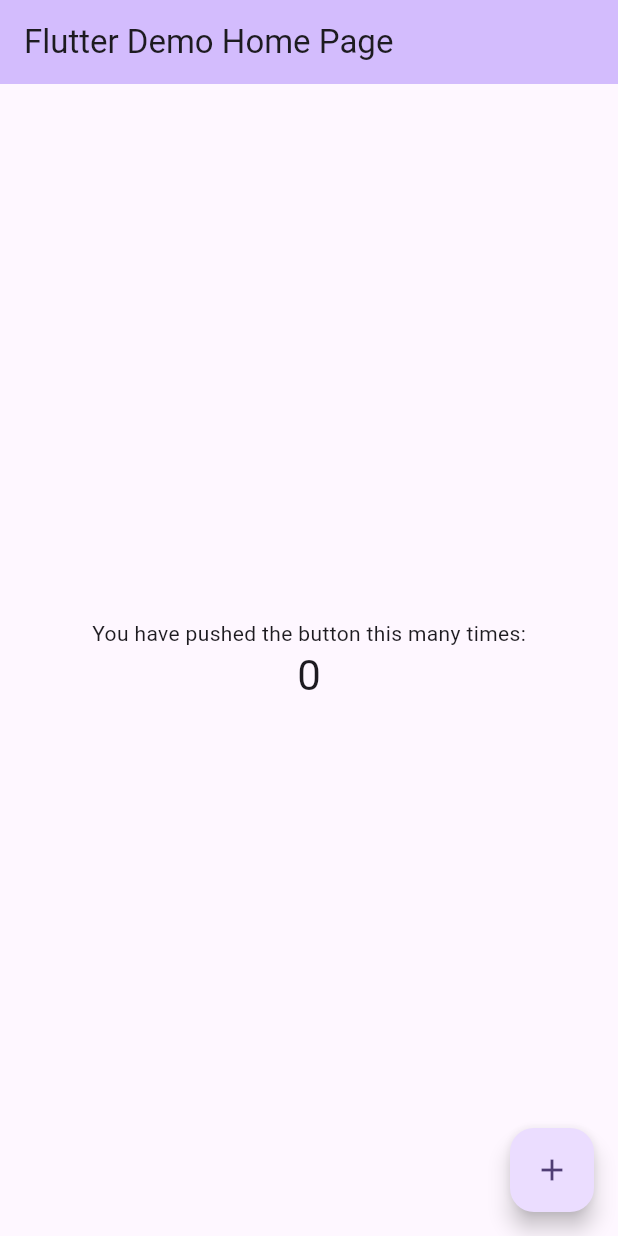
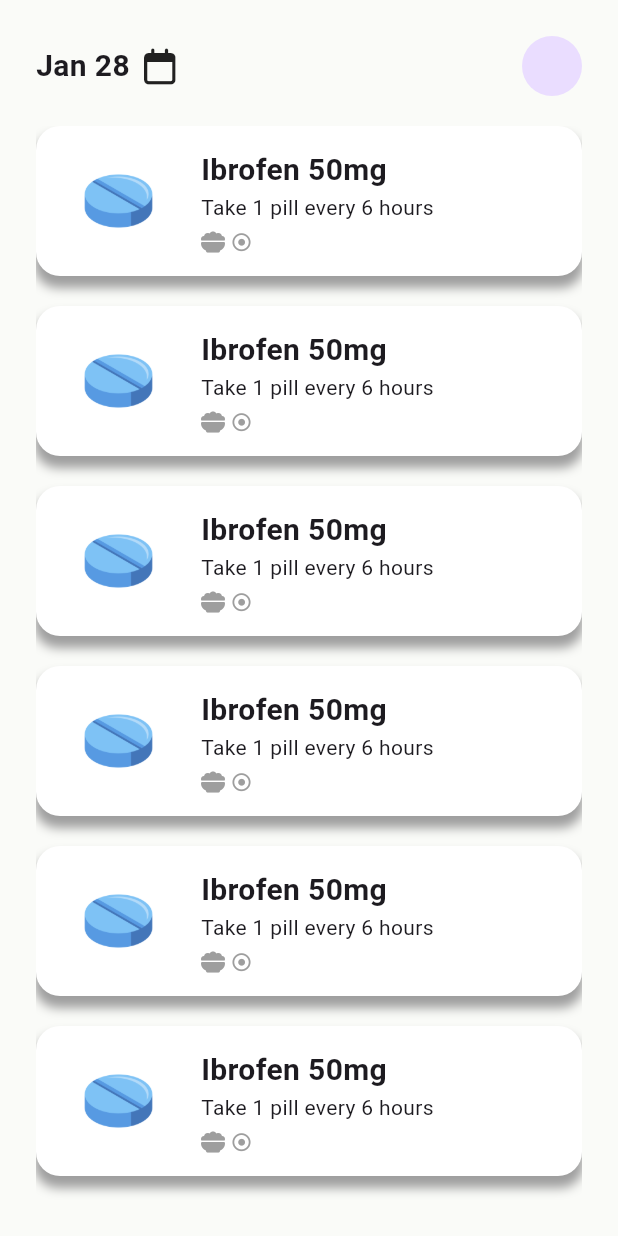
Before and after one commit to Mina176/Pill-Reminder, a Flutter app: the screen it shows after launch, on a phone screen of 412 x 824 dp. Run offline on Flutter 3.47's test engine with Material 3 defaults, Android fonts, the phone set to English and light mode, and no system bars; our stand-ins replace flutter_slidable, font_awesome_flutter.

Commit message:
finish home screen

```diff
--- /dev/null
+++ b/lib/Features/Home/presentation/views/home_view.dart
@@ -0,0 +1,19 @@
+import 'package:flutter/material.dart';
+
+import 'widgets/home_view_body.dart';
+
+class HomeView extends StatelessWidget {
+  const HomeView({super.key});
+
+  @override
+  Widget build(BuildContext context) {
+    return Scaffold(
+      backgroundColor: Color(0xFFFAFBF8),
+      body: SafeArea(
+          child: Padding(
+        padding: const EdgeInsets.all(24),
+        child: HomeViewBody(),
+      )),
+    );
+  }
+}
--- /dev/null
+++ b/lib/Features/Home/presentation/views/widgets/custom_app_bar.dart
@@ -0,0 +1,24 @@
+import 'package:flutter/material.dart';
+import 'package:font_awesome_flutter/font_awesome_flutter.dart';
+
+class CustomAppBar extends StatelessWidget {
+  const CustomAppBar({super.key});
+
+  @override
+  Widget build(BuildContext context) {
+    return Row(
+      children: [
+        Text(
+          'Jan 28',
+          style: TextStyle(fontSize: 20, fontWeight: FontWeight.bold),
+        ),
+        SizedBox(width: 8),
+        Icon(FontAwesomeIcons.calendar),
+        Spacer(),
+        CircleAvatar(
+          radius: 20,
+        ),
+      ],
+    );
+  }
+}
--- /dev/null
+++ b/lib/Features/Home/presentation/views/widgets/home_view_body.dart
@@ -0,0 +1,21 @@
+import 'package:flutter/material.dart';
+import 'package:flutter_slidable/flutter_slidable.dart';
+import 'package:font_awesome_flutter/font_awesome_flutter.dart';
+import 'package:pill_reminder/Features/Home/presentation/views/widgets/custom_app_bar.dart';
+
+import 'meds_scroll_view.dart';
+
+class HomeViewBody extends StatelessWidget {
+  const HomeViewBody({super.key});
+
+  @override
+  Widget build(BuildContext context) {
+    return Column(children: [
+      CustomAppBar(),
+      SizedBox(height: 20),
+      Expanded(
+        child: MedsScrollView(),
+      ),
+    ]);
+  }
+}
--- /dev/null
+++ b/lib/Features/Home/presentation/views/widgets/medication_card.dart
@@ -0,0 +1,75 @@
+import 'package:flutter/material.dart';
+import 'package:font_awesome_flutter/font_awesome_flutter.dart';
+
+class MedicationCard extends StatelessWidget {
+  const MedicationCard({super.key});
+
+  @override
+  Widget build(BuildContext context) {
+    return Container(
+      decoration: BoxDecoration(
+        color: Colors.white,
+        borderRadius: BorderRadius.circular(16),
+        boxShadow: [
+          BoxShadow(
+            color: Colors.grey.withValues(
+              alpha: 180, // Adjust the alpha value for shadow intensity
+            ),
+            spreadRadius: 1,
+            blurRadius: 5,
+            offset: Offset(0, 7), // changes position of shadow
+          ),
+        ],
+      ),
+      height: 100,
+      child: Row(
+        children: [
+          SizedBox(
+            width: 30,
+          ),
+          Image.asset(
+            'assets/images/medical.png',
+            width: 50,
+            height: 50,
+            fit: BoxFit.cover,
+          ),
+          SizedBox(
+            width: 30,
+          ),
+          Column(
+            mainAxisAlignment: MainAxisAlignment.center,
+            crossAxisAlignment: CrossAxisAlignment.start,
+            children: [
+              Text(
+                'Ibrofen 50mg',
+                style: TextStyle(
+                  fontSize: 20,
+                  fontWeight: FontWeight.bold,
+                ),
+              ),
+              Text(
+                'Take 1 pill every 6 hours',
+              ),
+              SizedBox(height: 5),
+              Row(
+                children: [
+                  Icon(
+                    FontAwesomeIcons.bowlFood,
+                    size: 16,
+                    color: Colors.grey,
+                  ),
+                  SizedBox(width: 5),
+                  Icon(
+                    FontAwesomeIcons.circleDot,
+                    size: 12,
+                    color: Colors.grey,
+                  ),
+                ],
+              ),
+            ],
+          )
+        ],
+      ),
+    );
+  }
+}
--- /dev/null
+++ b/lib/Features/Home/presentation/views/widgets/meds_scroll_view.dart
@@ -0,0 +1,19 @@
+import 'package:flutter/material.dart';
+
+import 'medication_card.dart';
+
+class MedsScrollView extends StatelessWidget {
+  const MedsScrollView({super.key});
+
+  @override
+  Widget build(BuildContext context) {
+    return ListView.separated(
+        separatorBuilder: (context, index) => SizedBox(
+              height: 20,
+            ),
+        itemCount: 10,
+        itemBuilder: (context, index) {
+          return MedicationCard();
+        });
+  }
+}
--- a/lib/main.dart
+++ b/lib/main.dart
@@ -1,125 +1,19 @@
 import 'package:flutter/material.dart';
 
+import 'Features/Home/presentation/views/home_view.dart';
+
 void main() {
-  runApp(const MyApp());
+  runApp(const PillReminder());
 }
 
-class MyApp extends StatelessWidget {
-  const MyApp({super.key});
+class PillReminder extends StatelessWidget {
+  const PillReminder({super.key});
 
-  // This widget is the root of your application.
   @override
   Widget build(BuildContext context) {
     return MaterialApp(
-      title: 'Flutter Demo',
-      theme: ThemeData(
-        // This is the theme of your application.
-        //
-        // TRY THIS: Try running your application with "flutter run". You'll see
-        // the application has a purple toolbar. Then, without quitting the app,
-        // try changing the seedColor in the colorScheme below to Colors.green
-        // and then invoke "hot reload" (save your changes or press the "hot
-        // reload" button in a Flutter-supported IDE, or press "r" if you used
-        // the command line to start the app).
-        //
-        // Notice that the counter didn't reset back to zero; the application
-        // state is not lost during the reload. To reset the state, use hot
-        // restart instead.
-        //
-        // This works for code too, not just values: Most code changes can be
-        // tested with just a hot reload.
-        colorScheme: ColorScheme.fromSeed(seedColor: Colors.deepPurple),
-        useMaterial3: true,
-      ),
-      home: const MyHomePage(title: 'Flutter Demo Home Page'),
+      debugShowCheckedModeBanner: false,
+      home: HomeView(),
     );
   }
 }
-
-class MyHomePage extends StatefulWidget {
-  const MyHomePage({super.key, required this.title});
-
-  // This widget is the home page of your application. It is stateful, meaning
-  // that it has a State object (defined below) that contains fields that affect
-  // how it looks.
-
-  // This class is the configuration for the state. It holds the values (in this
-  // case the title) provided by the parent (in this case the App widget) and
-  // used by the build method of the State. Fields in a Widget subclass are
-  // always marked "final".
-
-  final String title;
-
-  @override
-  State<MyHomePage> createState() => _MyHomePageState();
-}
-
-class _MyHomePageState extends State<MyHomePage> {
-  int _counter = 0;
-
-  void _incrementCounter() {
-    setState(() {
-      // This call to setState tells the Flutter framework that something has
-      // changed in this State, which causes it to rerun the build method below
-      // so that the display can reflect the updated values. If we changed
-      // _counter without calling setState(), then the build method would not be
-      // called again, and so nothing would appear to happen.
-      _counter++;
-    });
-  }
-
-  @override
-  Widget build(BuildContext context) {
-    // This method is rerun every time setState is called, for instance as done
-    // by the _incrementCounter method above.
-    //
-    // The Flutter framework has been optimized to make rerunning build methods
-    // fast, so that you can just rebuild anything that needs updating rather
-    // than having to individually change instances of widgets.
-    return Scaffold(
-      appBar: AppBar(
-        // TRY THIS: Try changing the color here to a specific color (to
-        // Colors.amber, perhaps?) and trigger a hot reload to see the AppBar
-        // change color while the other colors stay the same.
-        backgroundColor: Theme.of(context).colorScheme.inversePrimary,
-        // Here we take the value from the MyHomePage object that was created by
-        // the App.build method, and use it to set our appbar title.
-        title: Text(widget.title),
-      ),
-      body: Center(
-        // Center is a layout widget. It takes a single child and positions it
-        // in the middle of the parent.
-        child: Column(
-          // Column is also a layout widget. It takes a list of children and
-          // arranges them vertically. By default, it sizes itself to fit its
-          // children horizontally, and tries to be as tall as its parent.
-          //
-          // Column has various properties to control how it sizes itself and
-          // how it positions its children. Here we use mainAxisAlignment to
-          // center the children vertically; the main axis here is the vertical
-          // axis because Columns are vertical (the cross axis would be
-          // horizontal).
-          //
-          // TRY THIS: Invoke "debug painting" (choose the "Toggle Debug Paint"
-          // action in the IDE, or press "p" in the console), to see the
-          // wireframe for each widget.
-          mainAxisAlignment: MainAxisAlignment.center,
-          children: <Widget>[
-            const Text(
-              'You have pushed the button this many times:',
-            ),
-            Text(
-              '$_counter',
-              style: Theme.of(context).textTheme.headlineMedium,
-            ),
-          ],
-        ),
-      ),
-      floatingActionButton: FloatingActionButton(
-        onPressed: _incrementCounter,
-        tooltip: 'Increment',
-        child: const Icon(Icons.add),
-      ), // This trailing comma makes auto-formatting nicer for build methods.
-    );
-  }
-}
```
Also changed, not shown: pubspec.yaml (+5 -5 lines), assets/images/capsule.png (added), assets/images/medical.png (added), assets/images/pill (1).png (added), assets/images/pill (2).png (added), assets/images/pill.png (added), assets/images/pills.png (added), assets/images/tablet.png (added), assets/images/time.png (added), assets/images/timer.png (added), pubspec.lock, 1 other file.
